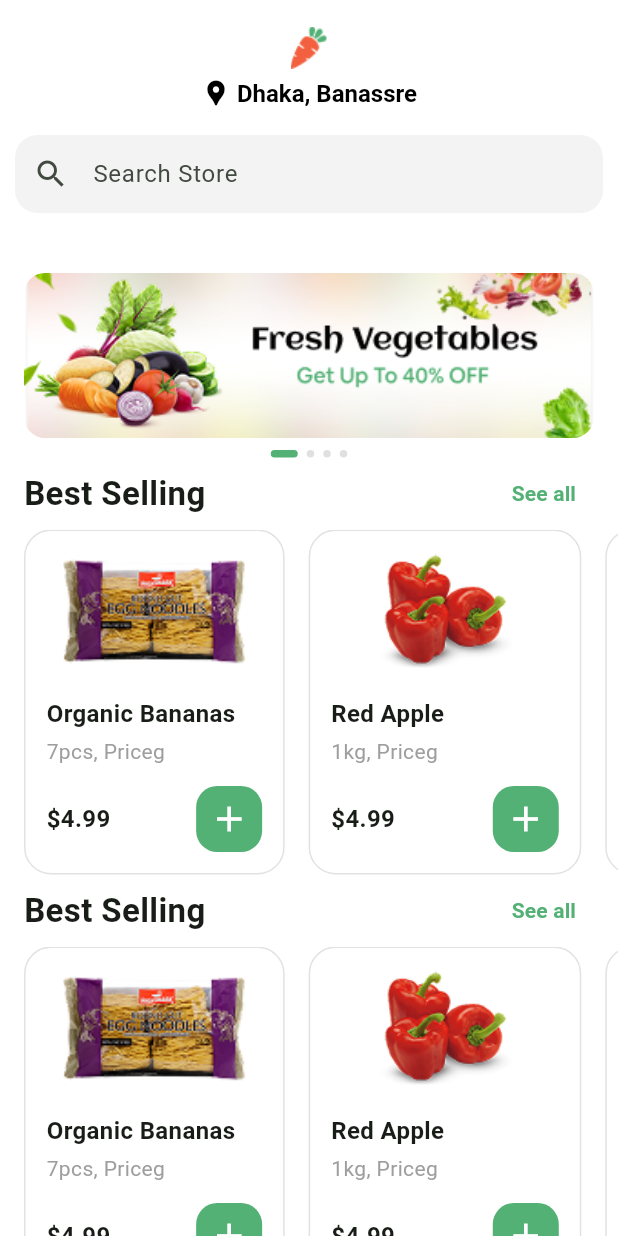
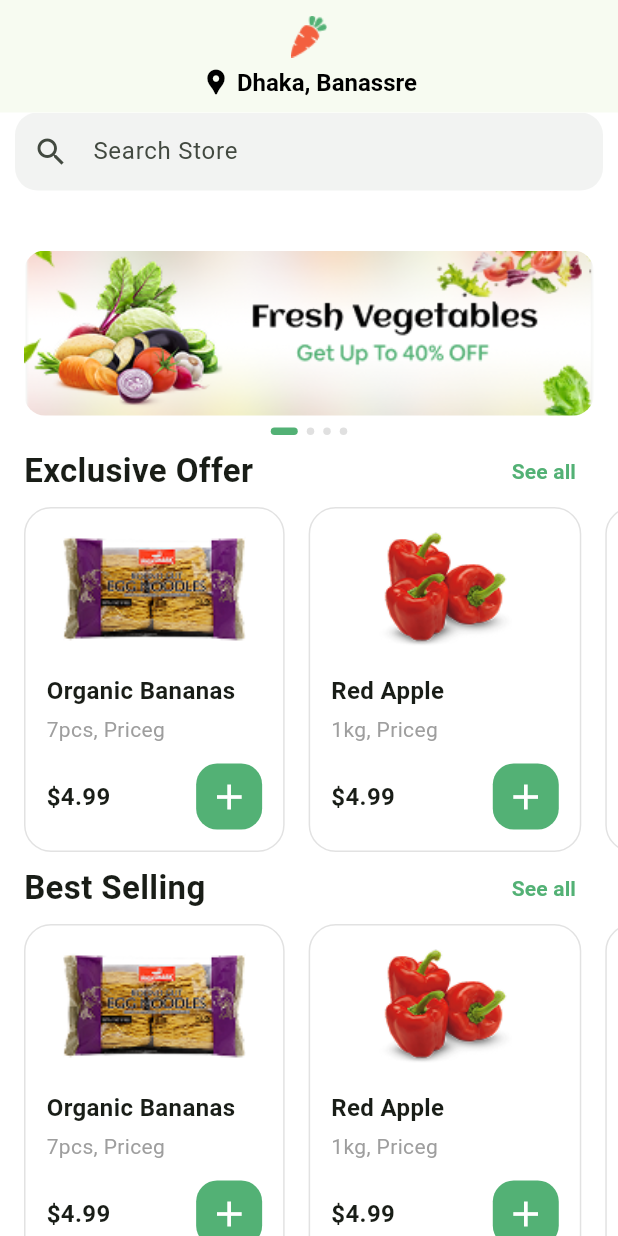
Before and after one commit to Md-Yousuf-sheikh/nectar-mobile-app, a Flutter app: the screen it shows after launch, after a tap on "Get Started", on a phone screen of 412 x 824 dp. Run offline on Flutter 3.47's test engine with Material 3 defaults, Android fonts, the phone set to English and light mode, and no system bars; our stand-ins replace go_router, intl_phone_number_input.

Commit message:
refactor: update Podfile.lock and enhance UI elements
- Replaced video_player_avfoundation with sqflite_darwin in Podfile.lock.
- Initialized system UI overlay style in main.dart for consistent status bar appearance.
- Adjusted AppBar height and system overlay style in home_screen.dart.
- Renamed and updated exclusive offer list to reflect correct data in exclusive_offer_list.dart.
- Updated groceries list with new images and adjusted naming in groceries_list.dart.

```diff
--- a/lib/main.dart
+++ b/lib/main.dart
@@ -1,7 +1,17 @@
 import 'package:flutter/material.dart';
+import 'package:flutter/services.dart';
 import 'package:nectar/core/routing/router.dart';
 
 void main() {
+  WidgetsFlutterBinding.ensureInitialized();
+
+  SystemChrome.setSystemUIOverlayStyle(
+    const SystemUiOverlayStyle(
+      statusBarColor: Colors.black,
+      statusBarIconBrightness: Brightness.light,
+    ),
+  );
+
   runApp(const MyApp());
 }
 
--- a/lib/modules/home/home_screen.dart
+++ b/lib/modules/home/home_screen.dart
@@ -3,6 +3,7 @@ import 'package:nectar/modules/home/widget/banner_slider_list.dart';
 import 'package:nectar/modules/home/widget/best_selling_list.dart';
 import 'package:nectar/modules/home/widget/exclusive_offer_list.dart';
 import 'package:nectar/modules/home/widget/groceries_list.dart';
+import 'package:flutter/services.dart';
 
 class HomeScreen extends StatelessWidget {
   const HomeScreen({super.key});
@@ -11,11 +12,14 @@ class HomeScreen extends StatelessWidget {
   Widget build(BuildContext context) {
     return Scaffold(
       backgroundColor: Colors.white,
-
       appBar: AppBar(
-        toolbarHeight: 90,
+        toolbarHeight: 75,
         centerTitle: true,
-        backgroundColor: Colors.white,
+        systemOverlayStyle: const SystemUiOverlayStyle(
+          statusBarColor: Colors.black,
+          statusBarIconBrightness: Brightness.light,
+        ),
+        // backgroundColor: Colors.white,
         elevation: 0,
         title: Column(
           mainAxisSize: MainAxisSize.min,
@@ -63,21 +67,11 @@ class HomeScreen extends StatelessWidget {
                 ),
               ),
             ),
-
-            const SizedBox(height: 40),
-            const Expanded(
-              child: Center(
-                child: Column(
-                  mainAxisAlignment: MainAxisAlignment.center,
-                  children: [
-                    BannerSliderList(),
-                    BestSellingList(),
-                    ExclusiveOfferList(),
-                    GroceriesList(),
-                  ],
-                ),
-              ),
-            ),
+            SizedBox(height: 40),
+            BannerSliderList(),
+            ExclusiveOfferList(),
+            BestSellingList(),
+            GroceriesList(),
           ],
         ),
       ),
--- a/lib/modules/home/widget/exclusive_offer_list.dart
+++ b/lib/modules/home/widget/exclusive_offer_list.dart
@@ -10,7 +10,7 @@ class ExclusiveOfferList extends StatefulWidget {
 class _ExclusiveOfferListState extends State<ExclusiveOfferList> {
   final PageController _pageController = PageController(viewportFraction: 0.48);
 
-  final List<Map<String, String>> bestSelling = const [
+  final List<Map<String, String>> exclusiveOffers = const [
     {
       'title': 'Organic Bananas',
       'subtitle': '7pcs, Priceg',
@@ -52,7 +52,7 @@ class _ExclusiveOfferListState extends State<ExclusiveOfferList> {
           child: Row(
             children: [
               const Text(
-                'Best Selling',
+                'Exclusive Offer',
                 style: TextStyle(fontSize: 22, fontWeight: FontWeight.w700),
               ),
               const Spacer(),
@@ -74,10 +74,10 @@ class _ExclusiveOfferListState extends State<ExclusiveOfferList> {
           height: 230,
           child: PageView.builder(
             controller: _pageController,
-            itemCount: bestSelling.length,
+            itemCount: exclusiveOffers.length,
             padEnds: false,
             itemBuilder: (context, index) {
-              final item = bestSelling[index];
+              final item = exclusiveOffers[index];
 
               return Padding(
                 padding: EdgeInsets.only(left: index == 0 ? 16 : 8, right: 8),
--- a/lib/modules/home/widget/groceries_list.dart
+++ b/lib/modules/home/widget/groceries_list.dart
@@ -10,29 +10,23 @@ class GroceriesList extends StatefulWidget {
 class _GroceriesListState extends State<GroceriesList> {
   final PageController _pageController = PageController(viewportFraction: 0.48);
 
-  final List<Map<String, String>> bestSelling = const [
+  final List<Map<String, String>> groceries = const [
     {
-      'title': 'Organic Bananas',
-      'subtitle': '7pcs, Priceg',
-      'image': 'assets/images/items/01.png',
+      'title': 'Red Apple',
+      'subtitle': '1kg, Priceg',
+      'image': 'assets/images/items/05.png',
       'price': '\$4.99',
     },
     {
       'title': 'Red Apple',
       'subtitle': '1kg, Priceg',
-      'image': 'assets/images/items/02.png',
+      'image': 'assets/images/items/06.png',
       'price': '\$4.99',
     },
     {
       'title': 'Red Apple',
       'subtitle': '1kg, Priceg',
-      'image': 'assets/images/items/03.png',
-      'price': '\$4.99',
-    },
-    {
-      'title': 'Red Apple',
-      'subtitle': '1kg, Priceg',
-      'image': 'assets/images/items/04.png',
+      'image': 'assets/images/items/07.png',
       'price': '\$4.99',
     },
   ];
@@ -52,7 +46,7 @@ class _GroceriesListState extends State<GroceriesList> {
           child: Row(
             children: [
               const Text(
-                'Best Selling',
+                'Groceries',
                 style: TextStyle(fontSize: 22, fontWeight: FontWeight.w700),
               ),
               const Spacer(),
@@ -74,10 +68,10 @@ class _GroceriesListState extends State<GroceriesList> {
           height: 230,
           child: PageView.builder(
             controller: _pageController,
-            itemCount: bestSelling.length,
+            itemCount: groceries.length,
             padEnds: false,
             itemBuilder: (context, index) {
-              final item = bestSelling[index];
+              final item = groceries[index];
 
               return Padding(
                 padding: EdgeInsets.only(left: index == 0 ? 16 : 8, right: 8),
```
Also changed, not shown: assets/images/items/10.png (added), assets/images/items/11.png (added), 1 other file.
